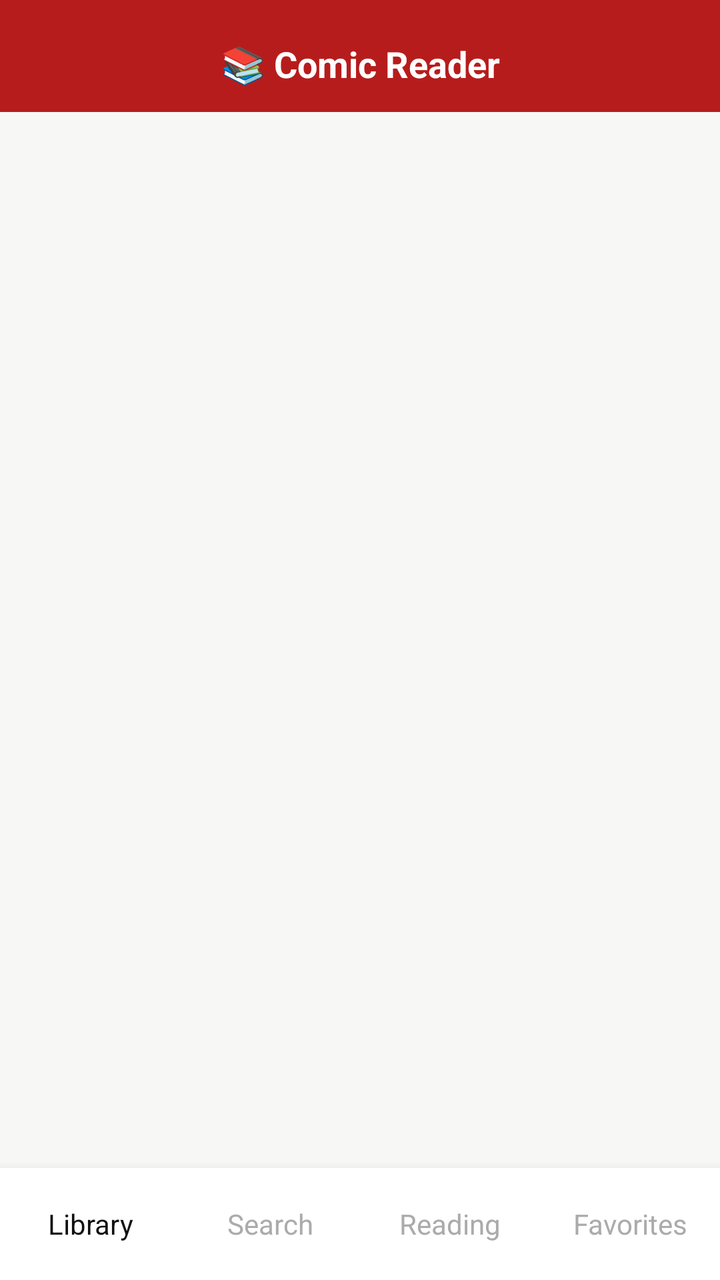
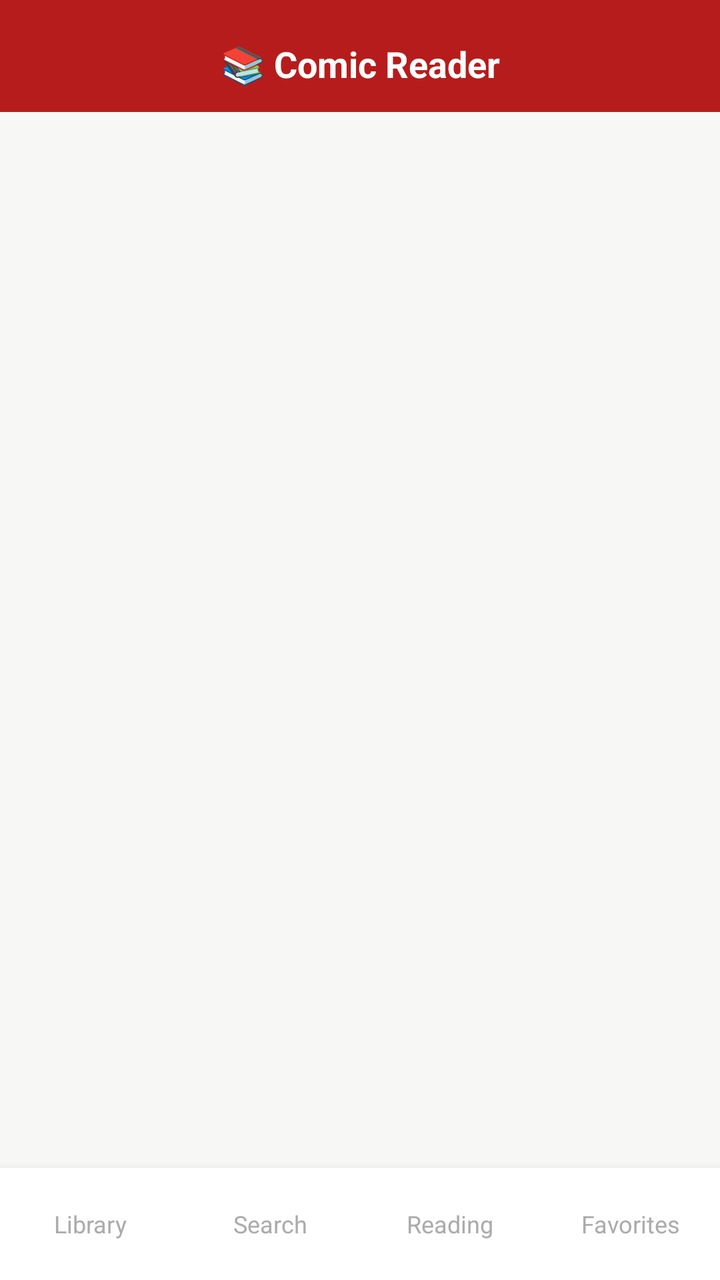

Compare the two renders of this Android layout. The source of the first and the diff that turns it into the second are given below.
<!-- AndroidManifest.xml: application theme Theme.ComicReader -->
<!-- res/layout/activity_main.xml -->
<?xml version="1.0" encoding="utf-8"?>
<LinearLayout xmlns:android="http://schemas.android.com/apk/res/android"
    android:layout_width="match_parent"
    android:layout_height="match_parent"
    android:orientation="vertical"
    android:background="#F7F7F5">

    <TextView
        android:layout_width="match_parent"
        android:layout_height="56dp"
        android:background="#B71C1C"
        android:text="📚 Comic Reader"
        android:textColor="#FFFFFF"
        android:textSize="18sp"
        android:textStyle="bold"
        android:gravity="center"
        android:paddingTop="8dp" />

    <FrameLayout
        android:id="@+id/container"
        android:layout_width="match_parent"
        android:layout_height="0dp"
        android:layout_weight="1" />

    <LinearLayout
        android:layout_width="match_parent"
        android:layout_height="56dp"
        android:orientation="horizontal"
        android:background="#FFFFFF"
        android:elevation="8dp">

        <TextView
            android:layout_width="0dp"
            android:layout_height="match_parent"
            android:layout_weight="1"
            android:text="Library"
            android:gravity="center"
            android:textColor="#111111" />

        <TextView
            android:layout_width="0dp"
            android:layout_height="match_parent"
            android:layout_weight="1"
            android:text="Search"
            android:gravity="center"
            android:textColor="#ABABAB" />

        <TextView
            android:layout_width="0dp"
            android:layout_height="match_parent"
            android:layout_weight="1"
            android:text="Reading"
            android:gravity="center"
            android:textColor="#ABABAB" />

        <TextView
            android:layout_width="0dp"
            android:layout_height="match_parent"
            android:layout_weight="1"
            android:text="Favorites"
            android:gravity="center"
            android:textColor="#ABABAB" />

    </LinearLayout>

</LinearLayout>
<!-- resources referenced by this layout -->
<resources>
  <style name="Theme.ComicReader" parent="Theme.AppCompat.Light.NoActionBar">
          <item name="colorPrimary">#B71C1C</item>
          <item name="android:statusBarColor">#B71C1C</item>
      </style>
</resources>

<!-- the commit's change to res/layout/activity_main.xml (unified diff, before → after) -->
@@ -30,36 +30,56 @@
         android:elevation="8dp">
 
         <TextView
+            android:id="@+id/tab_library"
             android:layout_width="0dp"
             android:layout_height="match_parent"
             android:layout_weight="1"
             android:text="Library"
             android:gravity="center"
-            android:textColor="#111111" />
+            android:textColor="#ABABAB"
+            android:textSize="12sp"
+            android:clickable="true"
+            android:focusable="true"
+            android:background="?attr/selectableItemBackground" />
 
         <TextView
+            android:id="@+id/tab_search"
             android:layout_width="0dp"
             android:layout_height="match_parent"
             android:layout_weight="1"
             android:text="Search"
             android:gravity="center"
-            android:textColor="#ABABAB" />
+            android:textColor="#ABABAB"
+            android:textSize="12sp"
+            android:clickable="true"
+            android:focusable="true"
+            android:background="?attr/selectableItemBackground" />
 
         <TextView
+            android:id="@+id/tab_reading"
             android:layout_width="0dp"
             android:layout_height="match_parent"
             android:layout_weight="1"
             android:text="Reading"
             android:gravity="center"
-            android:textColor="#ABABAB" />
+            android:textColor="#ABABAB"
+            android:textSize="12sp"
+            android:clickable="true"
+            android:focusable="true"
+            android:background="?attr/selectableItemBackground" />
 
         <TextView
+            android:id="@+id/tab_favorites"
             android:layout_width="0dp"
             android:layout_height="match_parent"
             android:layout_weight="1"
             android:text="Favorites"
             android:gravity="center"
-            android:textColor="#ABABAB" />
+            android:textColor="#ABABAB"
+            android:textSize="12sp"
+            android:clickable="true"
+            android:focusable="true"
+            android:background="?attr/selectableItemBackground" />
 
     </LinearLayout>
 
